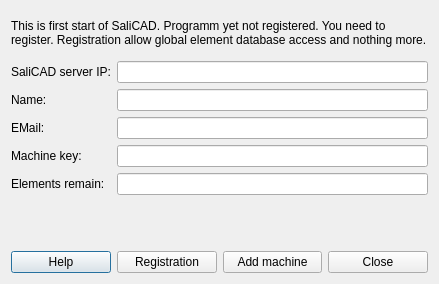
This is src/windows/SdDRegistation.ui in usiksan/SaliCAD as Qt 5 draws it before an edit. The edited form follows.
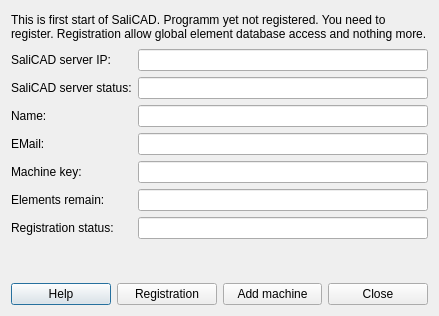
This is the edited form.

Commit message: D079 Append connection marker to registration dialog D080 Append registration marker to registration dialog

Patch:
```diff
--- a/src/windows/SdDRegistation.ui
+++ b/src/windows/SdDRegistation.ui
@@ -7,7 +7,7 @@
     <x>0</x>
     <y>0</y>
     <width>439</width>
-    <height>284</height>
+    <height>316</height>
    </rect>
   </property>
   <property name="windowTitle">
@@ -36,45 +36,73 @@
      <item row="0" column="1">
       <widget class="QLineEdit" name="mServerIP"/>
      </item>
-     <item row="1" column="0">
+     <item row="2" column="0">
       <widget class="QLabel" name="mNameTitle">
        <property name="text">
         <string>Name:</string>
        </property>
       </widget>
      </item>
-     <item row="1" column="1">
+     <item row="2" column="1">
       <widget class="QLineEdit" name="mName"/>
      </item>
-     <item row="2" column="0">
+     <item row="3" column="0">
       <widget class="QLabel" name="label_3">
        <property name="text">
         <string>EMail:</string>
        </property>
       </widget>
      </item>
-     <item row="2" column="1">
+     <item row="3" column="1">
       <widget class="QLineEdit" name="mEmail"/>
      </item>
-     <item row="3" column="0">
+     <item row="4" column="0">
       <widget class="QLabel" name="label_6">
        <property name="text">
         <string>Machine key:</string>
        </property>
       </widget>
      </item>
-     <item row="3" column="1">
+     <item row="4" column="1">
       <widget class="QLineEdit" name="mMachineKey"/>
      </item>
-     <item row="4" column="0">
+     <item row="5" column="1">
+      <widget class="QLineEdit" name="mRemain">
+       <property name="readOnly">
+        <bool>true</bool>
+       </property>
+      </widget>
+     </item>
+     <item row="1" column="0">
+      <widget class="QLabel" name="label_8">
+       <property name="text">
+        <string>SaliCAD server status:</string>
+       </property>
+      </widget>
+     </item>
+     <item row="1" column="1">
+      <widget class="QLineEdit" name="mServerStatus">
+       <property name="readOnly">
+        <bool>true</bool>
+       </property>
+      </widget>
+     </item>
+     <item row="5" column="0">
       <widget class="QLabel" name="label_4">
        <property name="text">
         <string>Elements remain:</string>
        </property>
       </widget>
      </item>
-     <item row="4" column="1">
-      <widget class="QLineEdit" name="mRemain">
+     <item row="6" column="0">
+      <widget class="QLabel" name="label_5">
+       <property name="text">
+        <string>Registration status:</string>
+       </property>
+      </widget>
+     </item>
+     <item row="6" column="1">
+      <widget class="QLineEdit" name="mRegistrationStatus">
        <property name="readOnly">
         <bool>true</bool>
        </property>
```
The commit also changes 5 other files.
